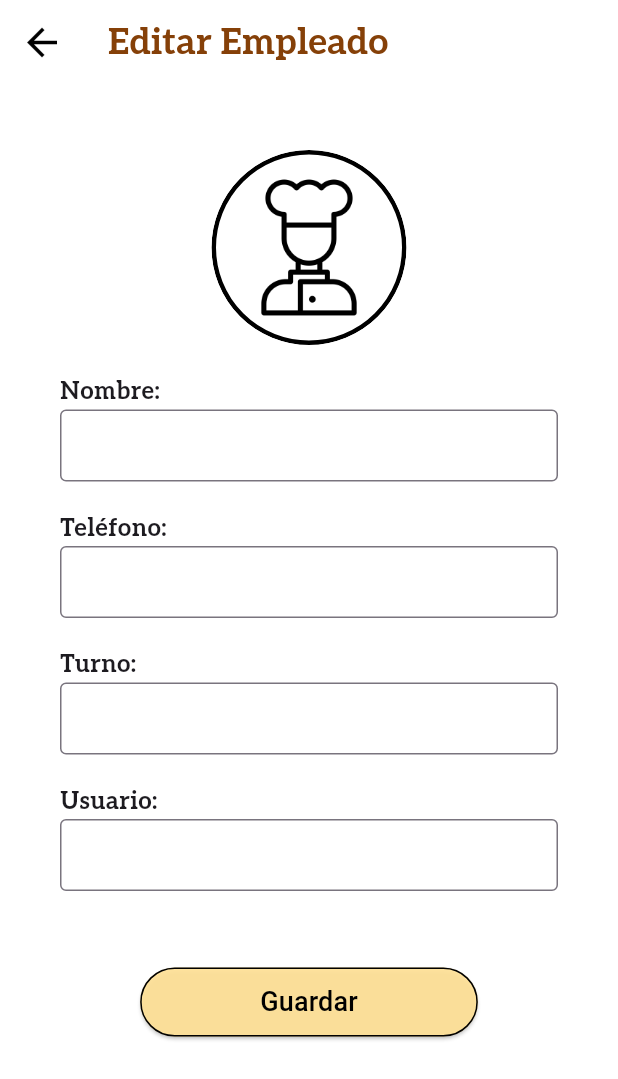
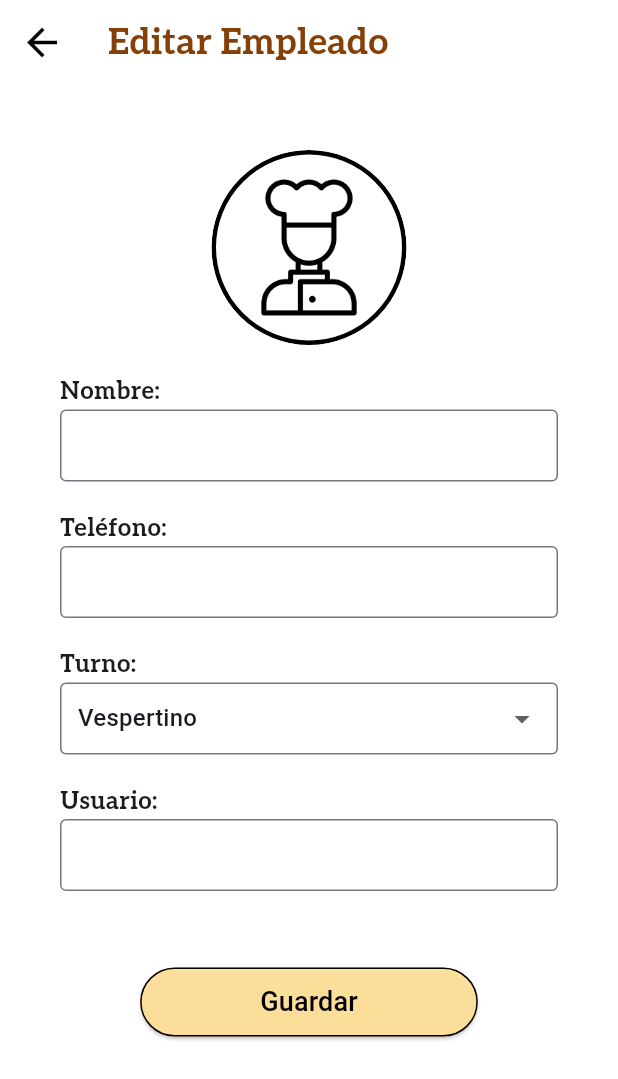
Before and after one commit to LitzyDiaz0/RinconDelPan, a Flutter app: the EditarEmpleadoPage screen opened directly, after a tap on "Guardar", after a tap on "Editar empleado prueba", on a phone screen of 412 x 824 dp. Shown: the top 1079 px of the screen. Run offline on Flutter 3.47's test engine with Material 3 defaults, Android fonts, the phone set to English and light mode, and no system bars; our stand-ins replace logger, sqflite; accounts and stored records are empty.

Commit message:
ya edita los usuarios y guarda cambios

```diff
--- a/lib/pages/editarempleado.dart
+++ b/lib/pages/editarempleado.dart
@@ -3,11 +3,30 @@ import './adminusers.dart';
 import '../database/db_helper.dart';
 import '../models/usuario.dart';
 
-class EditarEmpleadoPage extends StatelessWidget {
+class EditarEmpleadoPage extends StatefulWidget {
   final Usuario usuario; // Recibe el usuario a editar
   final String contrasena;
 
-  const EditarEmpleadoPage({super.key, required this.usuario, required this.contrasena}); // Constructor
+  const EditarEmpleadoPage(
+      {super.key, required this.usuario, required this.contrasena});
+
+  @override
+  // ignore: library_private_types_in_public_api
+  _EditarEmpleadoPageState createState() => _EditarEmpleadoPageState();
+}
+
+class _EditarEmpleadoPageState extends State<EditarEmpleadoPage> {
+  // Opciones para el turno
+  List<String> turnos = ['Matutino', 'Vespertino'];
+  String? selectedTurno;
+
+  @override
+  void initState() {
+    super.initState();
+    selectedTurno = widget.usuario.turno == 'M'
+        ? 'Matutino'
+        : 'Vespertino'; // Inicializa con el turno actual
+  }
 
   @override
   Widget build(BuildContext context) {
@@ -25,8 +44,7 @@ class EditarEmpleadoPage extends StatelessWidget {
               Navigator.pushReplacement(
                 context,
                 MaterialPageRoute(
-                  builder: (context) =>
-                      const AdministrarUsuariosPage(),
+                  builder: (context) => const AdministrarUsuariosPage(),
                 ),
               );
             },
@@ -67,7 +85,6 @@ class EditarEmpleadoPage extends StatelessWidget {
               padding: const EdgeInsets.symmetric(horizontal: 40.0),
               child: Column(
                 children: [
-                  // Campo de texto para "Nombre"
                   const Align(
                       alignment: Alignment.centerLeft,
                       child: Text('Nombre:',
@@ -75,28 +92,26 @@ class EditarEmpleadoPage extends StatelessWidget {
                             fontSize: 16,
                             fontWeight: FontWeight.bold,
                             fontFamily: 'Aleo',
-                        )),
-                  ),
+                          ))),
                   TextField(
-                    controller: TextEditingController(text: usuario.nombre),
+                    controller:
+                        TextEditingController(text: widget.usuario.nombre),
                     decoration: const InputDecoration(
                       border: OutlineInputBorder(),
                       contentPadding: EdgeInsets.all(8),
                     ),
                   ),
                   const SizedBox(height: 20),
-
-                  // Campo de texto para "Teléfono"
                   const Align(
                       alignment: Alignment.centerLeft,
                       child: Text('Teléfono:',
                           style: TextStyle(
                               fontSize: 16,
                               fontWeight: FontWeight.bold,
-                            fontFamily: 'Aleo')),
-                  ),
+                              fontFamily: 'Aleo'))),
                   TextField(
-                    controller: TextEditingController(text: usuario.telefono),
+                    controller:
+                        TextEditingController(text: widget.usuario.telefono),
                     decoration: const InputDecoration(
                       border: OutlineInputBorder(),
                       contentPadding: EdgeInsets.all(8),
@@ -104,36 +119,42 @@ class EditarEmpleadoPage extends StatelessWidget {
                     keyboardType: TextInputType.phone,
                   ),
                   const SizedBox(height: 20),
-
-                  // Campo de texto para "Turno"
                   const Align(
                       alignment: Alignment.centerLeft,
                       child: Text('Turno:',
                           style: TextStyle(
                               fontSize: 16,
                               fontWeight: FontWeight.bold,
-                            fontFamily: 'Aleo')),
-                  ),
-                  TextField(
-                    controller: TextEditingController(text: usuario.turno),
+                              fontFamily: 'Aleo'))),
+                  DropdownButtonFormField<String>(
+                    value: selectedTurno,
+                    onChanged: (String? newValue) {
+                      setState(() {
+                        selectedTurno = newValue!;
+                      });
+                    },
+                    items: turnos.map<DropdownMenuItem<String>>((String value) {
+                      return DropdownMenuItem<String>(
+                        value: value,
+                        child: Text(value),
+                      );
+                    }).toList(),
                     decoration: const InputDecoration(
                       border: OutlineInputBorder(),
                       contentPadding: EdgeInsets.all(8),
                     ),
                   ),
                   const SizedBox(height: 20),
-
-                  // Campo de texto para "Usuario"
                   const Align(
                       alignment: Alignment.centerLeft,
                       child: Text('Usuario:',
                           style: TextStyle(
                               fontSize: 16,
                               fontWeight: FontWeight.bold,
-                            fontFamily: 'Aleo')),
-                  ),
+                              fontFamily: 'Aleo'))),
                   TextField(
-                    controller: TextEditingController(text: usuario.usuario),
+                    controller:
+                        TextEditingController(text: widget.usuario.usuario),
                     decoration: const InputDecoration(
                       border: OutlineInputBorder(),
                       contentPadding: EdgeInsets.all(8),
@@ -143,26 +164,28 @@ class EditarEmpleadoPage extends StatelessWidget {
               ),
             ),
             const SizedBox(height: 50),
-            // Botón para guardar
             Padding(
               padding: const EdgeInsets.symmetric(horizontal: 16.0),
               child: ElevatedButton(
                 onPressed: () async {
+                  // Convierte el turno seleccionado a 'M' o 'V'
+                  String turno = selectedTurno == 'Matutino' ? 'M' : 'V';
+
                   // Actualiza el usuario en la base de datos
                   Usuario updatedUsuario = Usuario(
-                    idUsuario: usuario.idUsuario,
-                    nombre: usuario.nombre, // Aquí debes obtener el valor actualizado
-                    telefono: usuario.telefono,
-                    usuario: usuario.usuario,
-                    contrasena: usuario.contrasena, // Puede ser que este también
-                    turno: usuario.turno,
-                    rol: usuario.rol,
+                    idUsuario: widget.usuario.idUsuario,
+                    nombre: widget.usuario
+                        .nombre, // Aquí debes obtener el valor actualizado
+                    telefono: widget.usuario.telefono,
+                    usuario: widget.usuario.usuario,
+                    contrasena: widget.contrasena,
+                    turno: turno, // Guarda 'M' o 'V'
+                    rol: widget.usuario.rol,
                   );
 
                   final dbHelper = DatabaseHelper();
                   await dbHelper.actualizarUsuario(updatedUsuario);
 
-                  // Regresar a la página de administración de usuarios
                   Navigator.pushReplacement(
                     // ignore: use_build_context_synchronously
                     context,
@@ -173,8 +196,8 @@ class EditarEmpleadoPage extends StatelessWidget {
                 },
                 style: ElevatedButton.styleFrom(
                   backgroundColor: const Color.fromARGB(237, 255, 225, 151),
-                  padding: const EdgeInsets.symmetric(
-                      vertical: 10, horizontal: 80),
+                  padding:
+                      const EdgeInsets.symmetric(vertical: 10, horizontal: 80),
                   shape: RoundedRectangleBorder(
                     borderRadius: BorderRadius.circular(30),
                     side: const BorderSide(color: Colors.black, width: 1),
```
Also changed, not shown: lib/pages/adminusers.dart (+13 -7 lines). Lines whose indentation alone changed are shown as unchanged.
